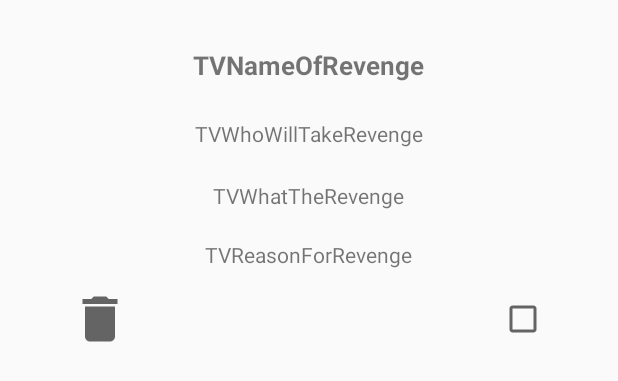
After one commit to harelMasuri/RevengeForYou, an Android app: the layout recycler_item_revenge.xml on its own in the app's theme, with its tools: preview values and no code run, on a phone screen of 412 x 824 dp. The commit adds this screen. Shown: the top 381 px of the screen. Run offline under Robolectric (Android 15) with nearby library versions, the phone set to English and light mode, and no system bars.

Commit message:
recycler view and firebase is done

```diff
--- /dev/null
+++ b/app/src/main/res/drawable/icon_delete.xml
@@ -0,0 +1,10 @@
+<vector xmlns:android="http://schemas.android.com/apk/res/android"
+    android:width="24dp"
+    android:height="24dp"
+    android:viewportWidth="24"
+    android:viewportHeight="24"
+    android:tint="?attr/colorControlNormal">
+  <path
+      android:fillColor="@android:color/white"
+      android:pathData="M6,19c0,1.1 0.9,2 2,2h8c1.1,0 2,-0.9 2,-2V7H6v12zM19,4h-3.5l-1,-1h-5l-1,1H5v2h14V4z"/>
+</vector>
--- /dev/null
+++ b/app/src/main/res/layout/recycler_item_revenge.xml
@@ -0,0 +1,74 @@
+<?xml version="1.0" encoding="utf-8"?>
+<LinearLayout
+    xmlns:android="http://schemas.android.com/apk/res/android"
+    xmlns:app="http://schemas.android.com/apk/res-auto"
+    xmlns:tools="http://schemas.android.com/tools"
+    android:layout_width="match_parent"
+    android:layout_height="match_parent"
+    android:orientation="vertical">
+
+    <TextView
+        android:id="@+id/TVNameOfRevenge"
+        android:layout_width="234dp"
+        android:layout_height="39dp"
+        android:layout_gravity="center"
+        android:layout_marginTop="24dp"
+        android:gravity="center"
+        android:text="TVNameOfRevenge"
+        android:textSize="17sp"
+        android:textStyle="bold"
+        app:layout_constraintTop_toTopOf="parent" />
+
+    <TextView
+        android:id="@+id/TVWhoWillTakeRevenge"
+        android:layout_width="334dp"
+        android:layout_height="32dp"
+        android:layout_gravity="center"
+        android:layout_marginTop="10dp"
+        android:gravity="center"
+        android:text="TVWhoWillTakeRevenge" />
+
+    <TextView
+        android:id="@+id/TVWhatTheRevenge"
+        android:layout_width="335dp"
+        android:layout_height="30dp"
+        android:layout_gravity="center"
+        android:layout_marginTop="10dp"
+        android:gravity="center"
+        android:text="TVWhatTheRevenge" />
+
+    <TextView
+        android:id="@+id/TVReasonForRevenge"
+        android:layout_width="334dp"
+        android:layout_height="29dp"
+        android:layout_gravity="center"
+        android:layout_marginTop="10dp"
+        android:gravity="center"
+        android:text="TVReasonForRevenge" />
+
+    <androidx.constraintlayout.widget.ConstraintLayout
+        android:layout_width="338dp"
+        android:layout_height="45dp"
+        android:layout_gravity="center"
+        android:layout_marginTop="5dp">
+
+        <Button
+            android:id="@+id/button"
+            android:layout_width="40sp"
+            android:layout_height="40sp"
+            android:background="@drawable/icon_delete"
+            app:layout_constraintBottom_toBottomOf="parent"
+            app:layout_constraintStart_toStartOf="parent"
+            app:layout_constraintTop_toTopOf="parent"
+            android:layout_marginLeft="10dp"/>
+
+        <CheckBox
+            android:layout_width="wrap_content"
+            android:layout_height="wrap_content"
+            app:layout_constraintBottom_toBottomOf="parent"
+            app:layout_constraintEnd_toEndOf="parent"
+            app:layout_constraintTop_toTopOf="parent"
+            android:layout_marginRight="10dp"/>
+    </androidx.constraintlayout.widget.ConstraintLayout>
+
+</LinearLayout>
```
Also changed, not shown: app/src/main/java/com/example/revengeforyou/HomeFragment.java (+78 -13 lines), app/src/main/java/com/example/revengeforyou/Revenge.java (+10 -0 lines), app/src/main/java/com/example/revengeforyou/RevengeAdapter.java (added, +66 -0 lines), app/src/main/res/layout/fragment_home.xml (+7 -0 lines).
